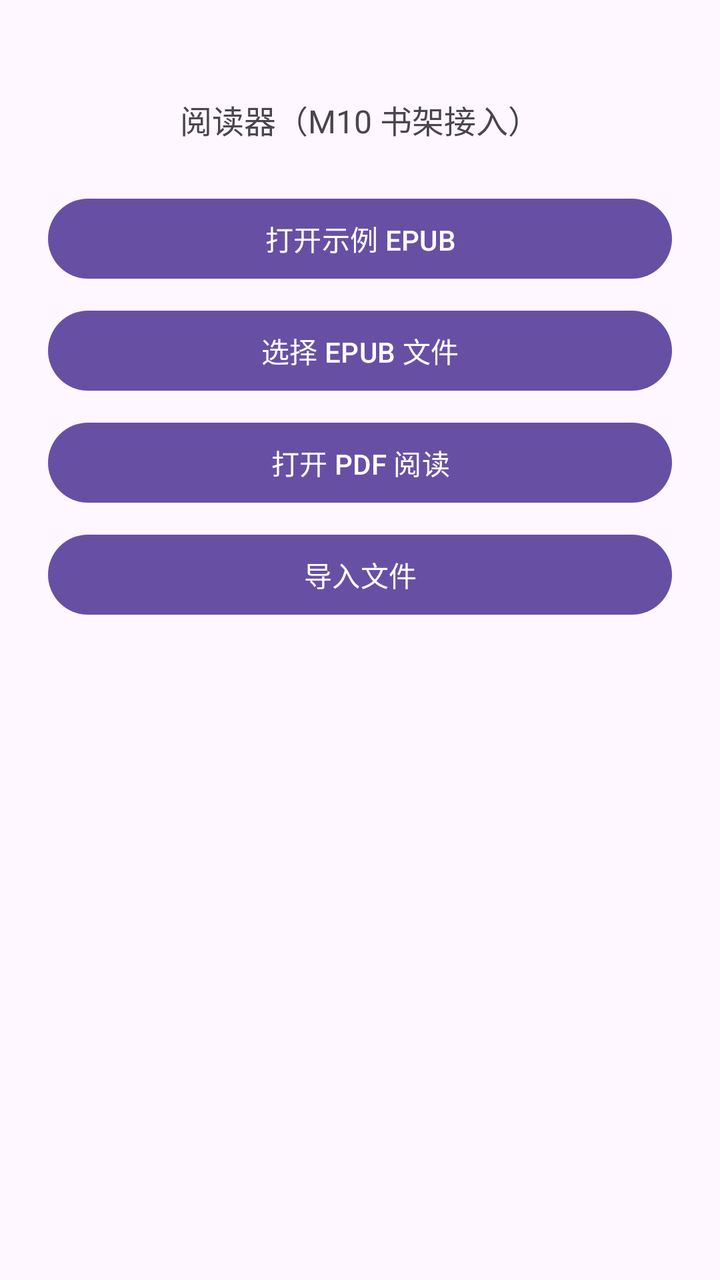
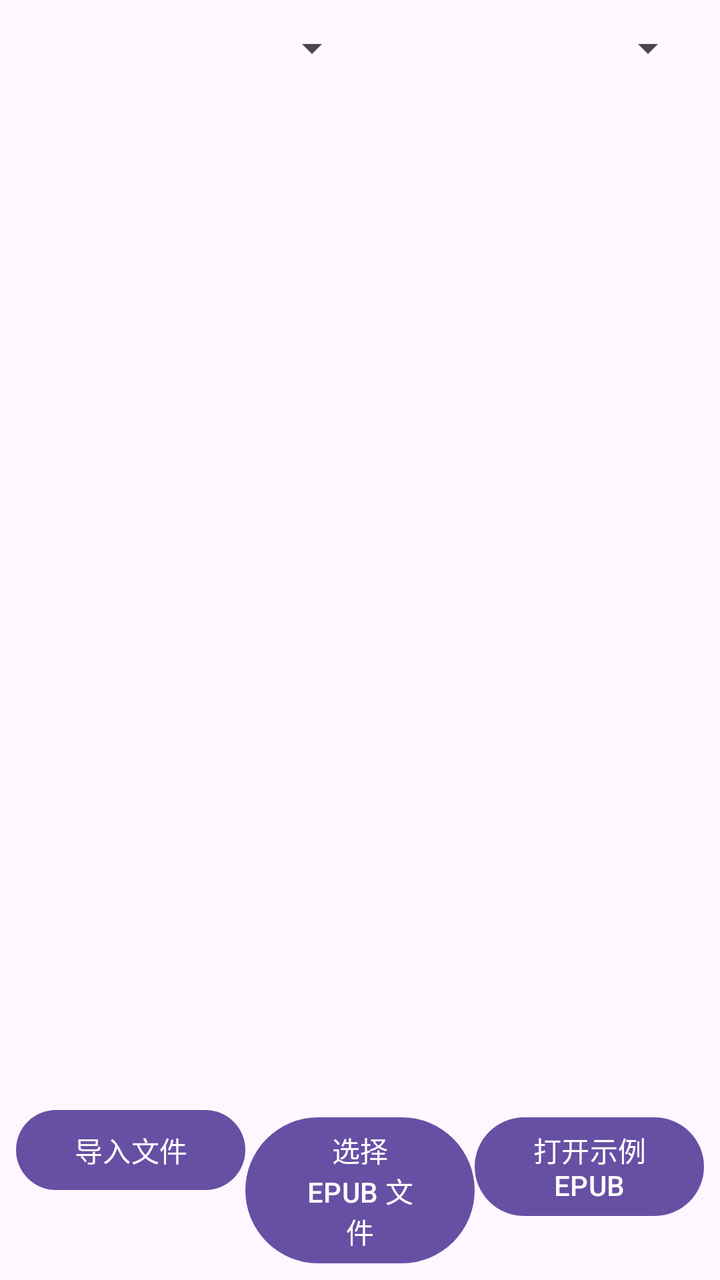

An Android layout rendered at two revisions. The XML below is the earlier revision; the diff shows what the commit changed to produce the second picture.
<!-- AndroidManifest.xml: application theme Theme.Seshat -->
<!-- res/layout/fragment_reader.xml -->
<?xml version="1.0" encoding="utf-8"?>
<LinearLayout xmlns:android="http://schemas.android.com/apk/res/android"
    android:layout_width="match_parent"
    android:layout_height="match_parent"
    android:gravity="center_horizontal"
    android:orientation="vertical"
    android:padding="24dp">

    <TextView
        android:id="@+id/readerPlaceholder"
        android:layout_width="wrap_content"
        android:layout_height="wrap_content"
        android:layout_marginTop="24dp"
        android:text="@string/reader_placeholder"
        android:textSize="16sp" />

    <com.google.android.material.button.MaterialButton
        android:id="@+id/openSampleButton"
        android:layout_width="match_parent"
        android:layout_height="wrap_content"
        android:layout_marginTop="24dp"
        android:text="@string/reader_open_sample" />

    <com.google.android.material.button.MaterialButton
        android:id="@+id/pickEpubButton"
        android:layout_width="match_parent"
        android:layout_height="wrap_content"
        android:layout_marginTop="8dp"
        android:text="@string/reader_pick_file" />

    <com.google.android.material.button.MaterialButton
        android:id="@+id/openPdfButton"
        android:layout_width="match_parent"
        android:layout_height="wrap_content"
        android:layout_marginTop="8dp"
        android:text="@string/main_open_pdf" />

    <com.google.android.material.button.MaterialButton
        android:id="@+id/importButton"
        android:layout_width="match_parent"
        android:layout_height="wrap_content"
        android:layout_marginTop="8dp"
        android:text="@string/main_import_file" />

</LinearLayout>
<!-- resources referenced by this layout -->
<resources>
  <string name="main_import_file">导入文件</string>
  <string name="main_open_pdf">打开 PDF 阅读</string>
  <string name="reader_open_sample">打开示例 EPUB</string>
  <string name="reader_pick_file">选择 EPUB 文件</string>
  <string name="reader_placeholder">阅读器（M10 书架接入）</string>
  <style name="Theme.Seshat" parent="Theme.Material3.DayNight.NoActionBar" />
</resources>

<!-- the commit's change to res/layout/fragment_reader.xml (unified diff, before → after) -->
@@ -2,44 +2,83 @@
 <LinearLayout xmlns:android="http://schemas.android.com/apk/res/android"
     android:layout_width="match_parent"
     android:layout_height="match_parent"
-    android:gravity="center_horizontal"
-    android:orientation="vertical"
-    android:padding="24dp">
+    android:orientation="vertical">
 
-    <TextView
-        android:id="@+id/readerPlaceholder"
+    
+    <LinearLayout
+        android:layout_width="match_parent"
+        android:layout_height="wrap_content"
+        android:gravity="center_vertical"
+        android:orientation="horizontal"
+        android:padding="12dp">
+
+        <Spinner
+            android:id="@+id/filterSpinner"
+            android:layout_width="0dp"
+            android:layout_height="wrap_content"
+            android:layout_weight="1" />
+
+        <Spinner
+            android:id="@+id/sortSpinner"
+            android:layout_width="0dp"
+            android:layout_height="wrap_content"
+            android:layout_weight="1" />
+    </LinearLayout>
+
+    
+    <ProgressBar
+        android:id="@+id/shelfLoading"
         android:layout_width="wrap_content"
         android:layout_height="wrap_content"
-        android:layout_marginTop="24dp"
-        android:text="@string/reader_placeholder"
-        android:textSize="16sp" />
+        android:layout_gravity="center_horizontal"
+        android:contentDescription="@string/shelf_loading"
+        android:visibility="gone" />
 
-    <com.google.android.material.button.MaterialButton
-        android:id="@+id/openSampleButton"
+    
+    <TextView
+        android:id="@+id/shelfEmpty"
         android:layout_width="match_parent"
         android:layout_height="wrap_content"
-        android:layout_marginTop="24dp"
-        android:text="@string/reader_open_sample" />
+        android:gravity="center"
+        android:padding="24dp"
+        android:text="@string/shelf_empty"
+        android:visibility="gone" />
 
-    <com.google.android.material.button.MaterialButton
-        android:id="@+id/pickEpubButton"
+    <androidx.recyclerview.widget.RecyclerView
+        android:id="@+id/bookGrid"
+        android:layout_width="match_parent"
+        android:layout_height="0dp"
+        android:layout_weight="1"
+        android:clipToPadding="false"
+        android:padding="8dp" />
+
+    
+    <LinearLayout
         android:layout_width="match_parent"
         android:layout_height="wrap_content"
-        android:layout_marginTop="8dp"
-        android:text="@string/reader_pick_file" />
+        android:orientation="horizontal"
+        android:padding="8dp">
 
-    <com.google.android.material.button.MaterialButton
-        android:id="@+id/openPdfButton"
-        android:layout_width="match_parent"
-        android:layout_height="wrap_content"
-        android:layout_marginTop="8dp"
-        android:text="@string/main_open_pdf" />
+        <com.google.android.material.button.MaterialButton
+            android:id="@+id/importButton"
+            android:layout_width="0dp"
+            android:layout_height="wrap_content"
+            android:layout_weight="1"
+            android:text="@string/main_import_file" />
 
-    <com.google.android.material.button.MaterialButton
-        android:id="@+id/importButton"
-        android:layout_width="match_parent"
-        android:layout_height="wrap_content"
-        android:layout_marginTop="8dp"
-        android:text="@string/main_import_file" />
+        <com.google.android.material.button.MaterialButton
+            android:id="@+id/pickEpubButton"
+            android:layout_width="0dp"
+            android:layout_height="wrap_content"
+            android:layout_weight="1"
+            android:text="@string/reader_pick_file" />
+
+        <com.google.android.material.button.MaterialButton
+            android:id="@+id/openSampleButton"
+            android:layout_width="0dp"
+            android:layout_height="wrap_content"
+            android:layout_weight="1"
+            android:text="@string/reader_open_sample" />
+    </LinearLayout>
 
 </LinearLayout>
<!-- resource entries referenced after the edit -->
@@ -1,10 +1,10 @@
 <!-- resources referenced by this layout -->
 <resources>
   <string name="main_import_file">导入文件</string>
-  <string name="main_open_pdf">打开 PDF 阅读</string>
   <string name="reader_open_sample">打开示例 EPUB</string>
   <string name="reader_pick_file">选择 EPUB 文件</string>
-  <string name="reader_placeholder">阅读器（M10 书架接入）</string>
+  <string name="shelf_empty">书库为空，点下方「导入书籍」添加</string>
+  <string name="shelf_loading">正在扫描书库…</string>
   <style name="Theme.Seshat" parent="Theme.Material3.DayNight.NoActionBar" />
 </resources>
 
